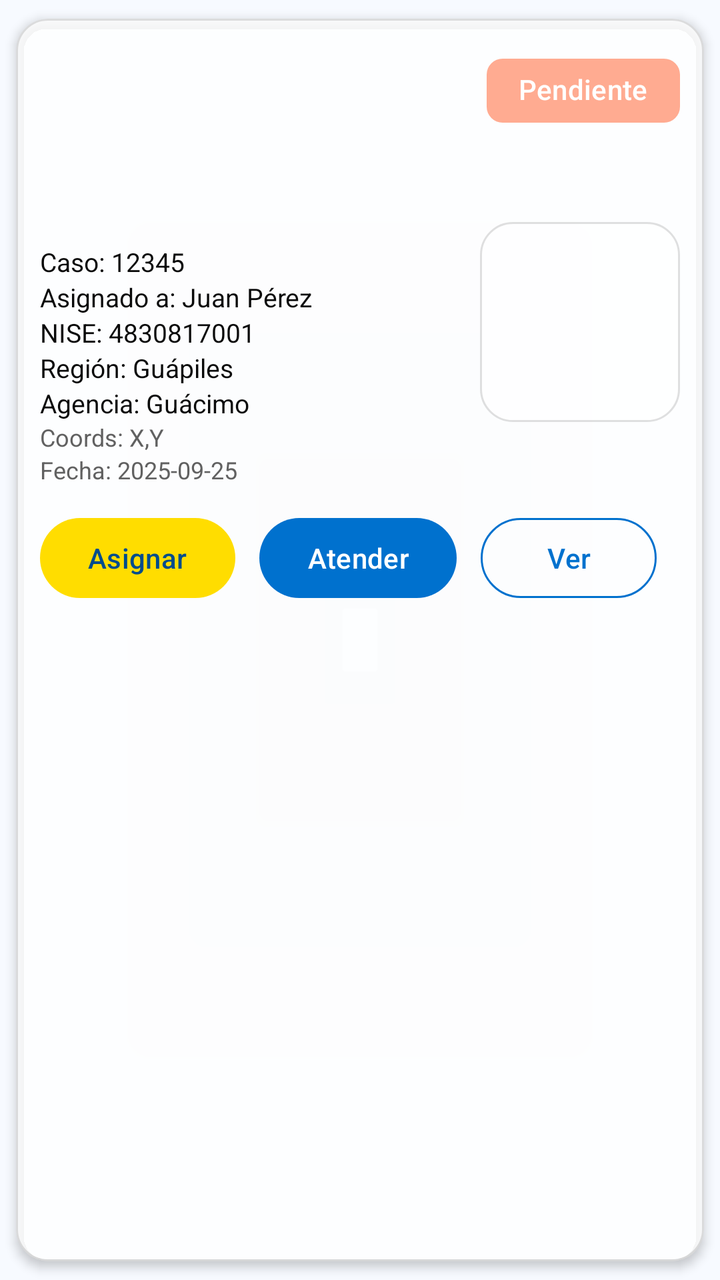
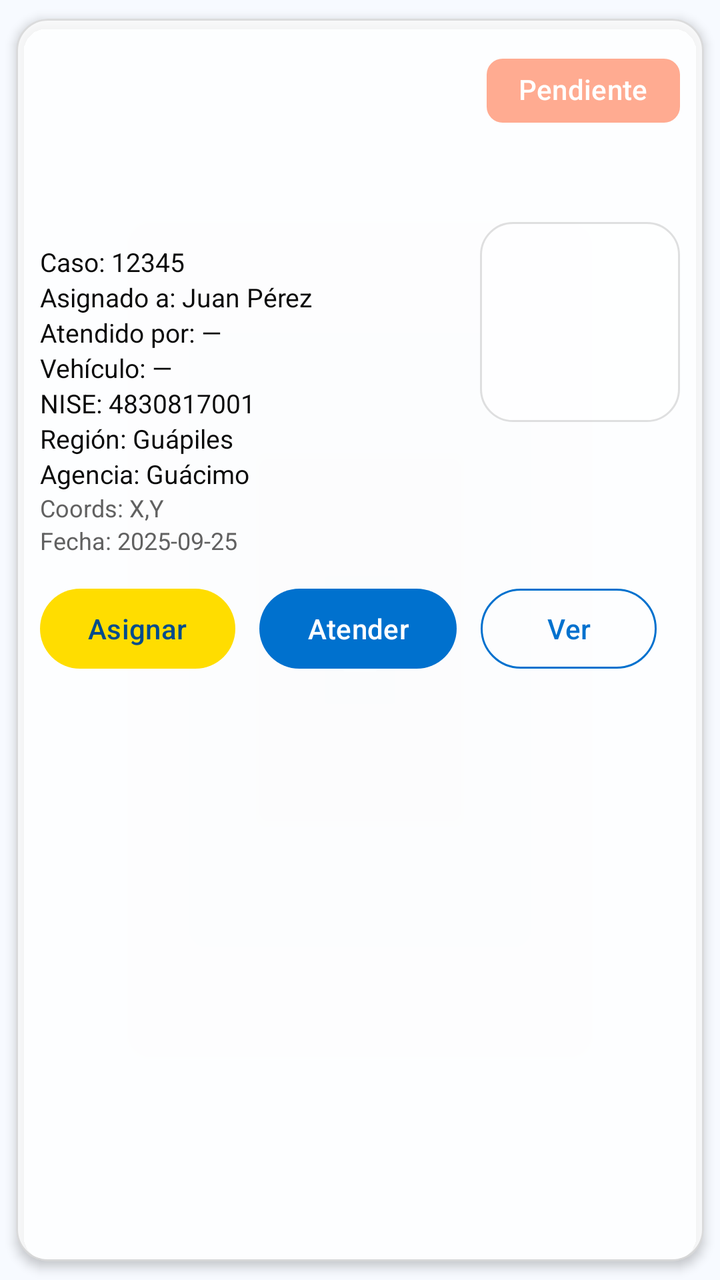

Compare the two renders of this Android layout. The source of the first and the diff that turns it into the second are given below.
<!-- AndroidManifest.xml: application theme Theme.TecniAppICE -->
<!-- res/layout/item_averia.xml -->
<?xml version="1.0" encoding="utf-8"?>
<com.google.android.material.card.MaterialCardView
    xmlns:android="http://schemas.android.com/apk/res/android"
    xmlns:app="http://schemas.android.com/apk/res-auto"
    android:layout_width="match_parent"
    android:layout_height="wrap_content"
    android:layout_marginHorizontal="12dp"
    android:layout_marginVertical="8dp"
    app:cardCornerRadius="16dp"
    app:cardUseCompatPadding="true"
    app:strokeWidth="1dp"
    app:strokeColor="@color/outline_soft"
    app:cardBackgroundColor="@color/glass_light">

    <androidx.constraintlayout.widget.ConstraintLayout
        android:layout_width="match_parent"
        android:layout_height="wrap_content"
        android:padding="12dp">

        
        <TextView
            android:id="@+id/tvTitulo"
            android:layout_width="0dp"
            android:layout_height="wrap_content"
            android:textSize="16sp"
            android:textStyle="bold"
            android:textColor="@color/on_light"
            android:maxLines="1"
            android:ellipsize="end"
            app:layout_constraintEnd_toStartOf="@+id/chipEstado"
            app:layout_constraintStart_toStartOf="parent"
            app:layout_constraintTop_toTopOf="parent" />

        <com.google.android.material.chip.Chip
            android:id="@+id/chipEstado"
            style="@style/Tecni.Chip.Pendiente"
            android:layout_width="wrap_content"
            android:layout_height="wrap_content"
            android:text="Pendiente"
            app:layout_constraintEnd_toEndOf="parent"
            app:layout_constraintTop_toTopOf="@id/tvTitulo" />

        

        
        <ImageView
            android:id="@+id/imgMapa"
            android:layout_width="100dp"
            android:layout_height="100dp"
            android:layout_marginTop="68dp"
            android:background="@drawable/bg_rounded_mapa"
            android:contentDescription="Mapa de ubicación"
            android:scaleType="centerCrop"
            app:layout_constraintEnd_toEndOf="parent"
            app:layout_constraintTop_toBottomOf="@id/tvTitulo" />

        <TextView
            android:id="@+id/tvCausa"
            android:layout_width="0dp"
            android:layout_height="wrap_content"
            android:layout_marginTop="6dp"
            android:textSize="14sp"
            android:textColor="@color/on_light"
            app:layout_constraintEnd_toStartOf="@id/imgMapa"
            app:layout_constraintStart_toStartOf="parent"
            app:layout_constraintTop_toBottomOf="@id/chipEstado" />

        
        <TextView
            android:id="@+id/tvObs"
            android:layout_width="0dp"
            android:layout_height="wrap_content"
            android:layout_marginTop="4dp"
            android:textSize="13sp"
            android:textColor="@color/on_light"
            android:maxLines="3"
            android:ellipsize="end"
            app:layout_constraintTop_toBottomOf="@id/tvCausa"
            app:layout_constraintStart_toStartOf="parent"
            app:layout_constraintEnd_toStartOf="@id/imgMapa" />

        
        <TextView
            android:id="@+id/tvCaso"
            android:layout_width="0dp"
            android:layout_height="wrap_content"
            android:layout_marginTop="6dp"
            android:text="Caso: 12345"
            android:textSize="13sp"
            android:textColor="@color/on_light"
            app:layout_constraintTop_toBottomOf="@id/tvObs"
            app:layout_constraintStart_toStartOf="parent"
            app:layout_constraintEnd_toStartOf="@id/imgMapa" />

        <TextView
            android:id="@+id/tvAsignado"
            android:layout_width="0dp"
            android:layout_height="wrap_content"
            android:text="Asignado a: Juan Pérez"
            android:textSize="13sp"
            android:textColor="@color/on_light"
            app:layout_constraintTop_toBottomOf="@id/tvCaso"
            app:layout_constraintStart_toStartOf="parent"
            app:layout_constraintEnd_toStartOf="@id/imgMapa" />

        <TextView
            android:id="@+id/tvNise"
            android:layout_width="0dp"
            android:layout_height="wrap_content"
            android:text="NISE: 4830817001"
            android:textSize="13sp"
            android:textColor="@color/on_light"
            app:layout_constraintTop_toBottomOf="@id/tvAsignado"
            app:layout_constraintStart_toStartOf="parent"
            app:layout_constraintEnd_toStartOf="@id/imgMapa" />

        <TextView
            android:id="@+id/tvRegion"
            android:layout_width="0dp"
            android:layout_height="wrap_content"
            android:text="Región: Guápiles"
            android:textSize="13sp"
            android:textColor="@color/on_light"
            app:layout_constraintTop_toBottomOf="@id/tvNise"
            app:layout_constraintStart_toStartOf="parent"
            app:layout_constraintEnd_toStartOf="@id/imgMapa" />

        <TextView
            android:id="@+id/tvAgencia"
            android:layout_width="0dp"
            android:layout_height="wrap_content"
            android:text="Agencia: Guácimo"
            android:textSize="13sp"
            android:textColor="@color/on_light"
            app:layout_constraintTop_toBottomOf="@id/tvRegion"
            app:layout_constraintStart_toStartOf="parent"
            app:layout_constraintEnd_toStartOf="@id/imgMapa" />

        
        <TextView
            android:id="@+id/tvCoords"
            android:layout_width="0dp"
            android:layout_height="wrap_content"
            android:text="Coords: X,Y"
            android:textSize="12sp"
            android:textColor="@color/dark_gray"
            app:layout_constraintTop_toBottomOf="@id/tvAgencia"
            app:layout_constraintStart_toStartOf="parent"
            app:layout_constraintEnd_toStartOf="@id/imgMapa" />

        <TextView
            android:id="@+id/tvFecha"
            android:layout_width="0dp"
            android:layout_height="wrap_content"
            android:text="Fecha: 2025-09-25"
            android:textSize="12sp"
            android:textColor="@color/dark_gray"
            app:layout_constraintTop_toBottomOf="@id/tvCoords"
            app:layout_constraintStart_toStartOf="parent"
            app:layout_constraintEnd_toStartOf="@id/imgMapa" />

        
        <LinearLayout
            android:id="@+id/layoutAcciones"
            android:layout_width="0dp"
            android:layout_height="wrap_content"
            android:layout_marginTop="12dp"
            android:gravity="start"
            android:orientation="horizontal"
            app:layout_constraintTop_toBottomOf="@id/tvFecha"
            app:layout_constraintStart_toStartOf="parent"
            app:layout_constraintEnd_toEndOf="parent"
            app:layout_constraintBottom_toBottomOf="parent">

            <com.google.android.material.button.MaterialButton
                android:id="@+id/btnAsignar"
                style="@style/Widget.Material3.Button"
                android:layout_width="wrap_content"
                android:layout_height="wrap_content"
                android:text="Asignar"
                android:textAllCaps="false"
                app:backgroundTint="@color/ice_yellow"
                android:textColor="@color/ice_blue_dark" />

            <com.google.android.material.button.MaterialButton
                android:id="@+id/btnAtender"
                style="@style/Widget.Material3.Button"
                android:layout_marginStart="12dp"
                android:layout_width="wrap_content"
                android:layout_height="wrap_content"
                android:text="Atender"
                android:textAllCaps="false"
                app:backgroundTint="@color/ice_blue"
                android:textColor="@color/white" />

            <com.google.android.material.button.MaterialButton
                android:id="@+id/btnVer"
                style="@style/Widget.Material3.Button.OutlinedButton"
                android:layout_marginStart="12dp"
                android:layout_width="wrap_content"
                android:layout_height="wrap_content"
                android:text="Ver"
                android:textAllCaps="false"
                app:strokeColor="@color/ice_blue"
                android:textColor="@color/ice_blue" />
        </LinearLayout>

    </androidx.constraintlayout.widget.ConstraintLayout>
</com.google.android.material.card.MaterialCardView>
<!-- resources referenced by this layout -->
<resources>
  <color name="dark_gray">#616161</color>
  <color name="glass_light">#CCFFFFFF</color>
  <color name="ice_blue">#0071CE</color>
  <color name="ice_blue_dark">#004C8C</color>
  <color name="ice_yellow">#FFDD00</color>
  <color name="on_light">#0A0A0A</color>
  <color name="outline_soft">#1F000000</color>
  <color name="white">#FFFFFFFF</color>
  <!-- drawable bg_rounded_mapa (drawable) -->
  <?xml version="1.0" encoding="utf-8"?>
  <shape xmlns:android="http://schemas.android.com/apk/res/android"
      android:shape="rectangle">
  
      
      <solid android:color="@color/glass_light" />
  
  
      
      <corners android:radius="16dp" />
  
      
      <stroke
          android:width="1dp"
          android:color="@color/outline_soft" />
  
      
      <padding
          android:left="8dp"
          android:top="8dp"
          android:right="8dp"
          android:bottom="8dp" />
  </shape>
  <style name="Tecni.Chip.Pendiente" parent="Tecni.Chip.Base">
          <item name="chipBackgroundColor">@color/chip_pendiente</item>
          <item name="chipIconTint">@android:color/white</item>
          <item name="android:textColor">@android:color/white</item>
      </style>
  <style name="Theme.TecniAppICE" parent="Theme.Material3.DayNight.NoActionBar">
  
          
          <item name="colorPrimary">@color/ice_blue</item>
          <item name="colorOnPrimary">@color/white</item>
          <item name="colorSecondary">@color/ice_yellow</item>
          <item name="colorOnSecondary">@color/black</item>
  
          
          <item name="colorSurface">@color/surface_light</item>
          <item name="colorOnSurface">@color/on_light</item>
          <item name="colorSurfaceVariant">@color/surface_variant_light</item>
  
          
          <item name="colorError">@color/error_500</item>
          <item name="colorTertiary">@color/success_500</item>
  
          
          <item name="android:windowBackground">@color/bg_light</item>
          <item name="android:colorBackground">@color/bg_light</item>
          <item name="android:statusBarColor">@android:color/transparent</item>
          <item name="android:navigationBarColor">@android:color/transparent</item>
          <item name="android:windowLightStatusBar">true</item>
  
          
          <item name="materialCardViewStyle">@style/Tecni.Card</item>
          <item name="materialButtonStyle">@style/Tecni.Button</item>
          <item name="chipStyle">@style/Tecni.Chip</item>
          <item name="toolbarStyle">@style/Tecni.Toolbar</item>
      </style>
  <style name="Tecni.Chip.Base" parent="Widget.Material3.Chip.Assist">
          <item name="android:minHeight">36dp</item>
          <item name="chipStrokeWidth">0dp</item>
      </style>
  <color name="chip_pendiente">#FFAB91</color>
  <color name="black">#FF000000</color>
  <color name="surface_light">#CCFFFFFF</color>
  <color name="surface_variant_light">#EAF3FF</color>
  <color name="error_500">#D32F2F</color>
  <color name="success_500">#4CAF50</color>
  <color name="bg_light">#F7FAFF</color>
  <style name="Tecni.Card" parent="Widget.Material3.CardView.Elevated">
          <item name="cardCornerRadius">20dp</item>
          <item name="cardElevation">3dp</item>
          <item name="strokeWidth">0dp</item>
      </style>
  <style name="Tecni.Button" parent="Widget.Material3.Button.TonalButton">
          <item name="android:minHeight">44dp</item>
      </style>
  <style name="Tecni.Chip" parent="Widget.Material3.Chip.Filter">
          <item name="android:minHeight">36dp</item>
      </style>
  <style name="Tecni.Toolbar" parent="Widget.Material3.Toolbar">
          <item name="android:elevation">2dp</item>
      </style>
</resources>

<!-- the commit's change to res/layout/item_averia.xml (unified diff, before → after) -->
@@ -104,13 +104,35 @@
             app:layout_constraintEnd_toStartOf="@id/imgMapa" />
 
         <TextView
+            android:id="@+id/tvAtendido"
+            android:layout_width="0dp"
+            android:layout_height="wrap_content"
+            android:text="Atendido por: —"
+            android:textSize="13sp"
+            android:textColor="@color/on_light"
+            app:layout_constraintTop_toBottomOf="@id/tvAsignado"
+            app:layout_constraintStart_toStartOf="parent"
+            app:layout_constraintEnd_toStartOf="@id/imgMapa" />
+
+        <TextView
+            android:id="@+id/tvVehiculo"
+            android:layout_width="0dp"
+            android:layout_height="wrap_content"
+            android:text="Vehículo: —"
+            android:textSize="13sp"
+            android:textColor="@color/on_light"
+            app:layout_constraintTop_toBottomOf="@id/tvAtendido"
+            app:layout_constraintStart_toStartOf="parent"
+            app:layout_constraintEnd_toStartOf="@id/imgMapa" />
+
+        <TextView
             android:id="@+id/tvNise"
             android:layout_width="0dp"
             android:layout_height="wrap_content"
             android:text="NISE: 4830817001"
             android:textSize="13sp"
             android:textColor="@color/on_light"
-            app:layout_constraintTop_toBottomOf="@id/tvAsignado"
+            app:layout_constraintTop_toBottomOf="@id/tvVehiculo"
             app:layout_constraintStart_toStartOf="parent"
             app:layout_constraintEnd_toStartOf="@id/imgMapa" />
 
@@ -133,6 +155,28 @@
             android:textSize="13sp"
             android:textColor="@color/on_light"
             app:layout_constraintTop_toBottomOf="@id/tvRegion"
+            app:layout_constraintStart_toStartOf="parent"
+            app:layout_constraintEnd_toStartOf="@id/imgMapa" />
+
+        <TextView
+            android:id="@+id/tvMateriales"
+            android:layout_width="0dp"
+            android:layout_height="wrap_content"
+            android:textSize="13sp"
+            android:textColor="@color/on_light"
+            android:visibility="gone"
+            app:layout_constraintTop_toBottomOf="@id/tvAgencia"
+            app:layout_constraintStart_toStartOf="parent"
+            app:layout_constraintEnd_toStartOf="@id/imgMapa" />
+
+        <TextView
+            android:id="@+id/tvKilometraje"
+            android:layout_width="0dp"
+            android:layout_height="wrap_content"
+            android:textSize="13sp"
+            android:textColor="@color/on_light"
+            android:visibility="gone"
+            app:layout_constraintTop_toBottomOf="@id/tvMateriales"
             app:layout_constraintStart_toStartOf="parent"
             app:layout_constraintEnd_toStartOf="@id/imgMapa" />
 
@@ -144,7 +188,7 @@
             android:text="Coords: X,Y"
             android:textSize="12sp"
             android:textColor="@color/dark_gray"
-            app:layout_constraintTop_toBottomOf="@id/tvAgencia"
+            app:layout_constraintTop_toBottomOf="@id/tvKilometraje"
             app:layout_constraintStart_toStartOf="parent"
             app:layout_constraintEnd_toStartOf="@id/imgMapa" />
 
@@ -194,6 +238,18 @@
                 android:textColor="@color/white" />
 
             <com.google.android.material.button.MaterialButton
+                android:id="@+id/btnResolver"
+                style="@style/Widget.Material3.Button"
+                android:layout_marginStart="12dp"
+                android:layout_width="wrap_content"
+                android:layout_height="wrap_content"
+                android:text="Resolver"
+                android:textAllCaps="false"
+                app:backgroundTint="@color/ice_blue"
+                android:textColor="@color/white"
+                android:visibility="gone" />
+
+            <com.google.android.material.button.MaterialButton
                 android:id="@+id/btnVer"
                 style="@style/Widget.Material3.Button.OutlinedButton"
                 android:layout_marginStart="12dp"
